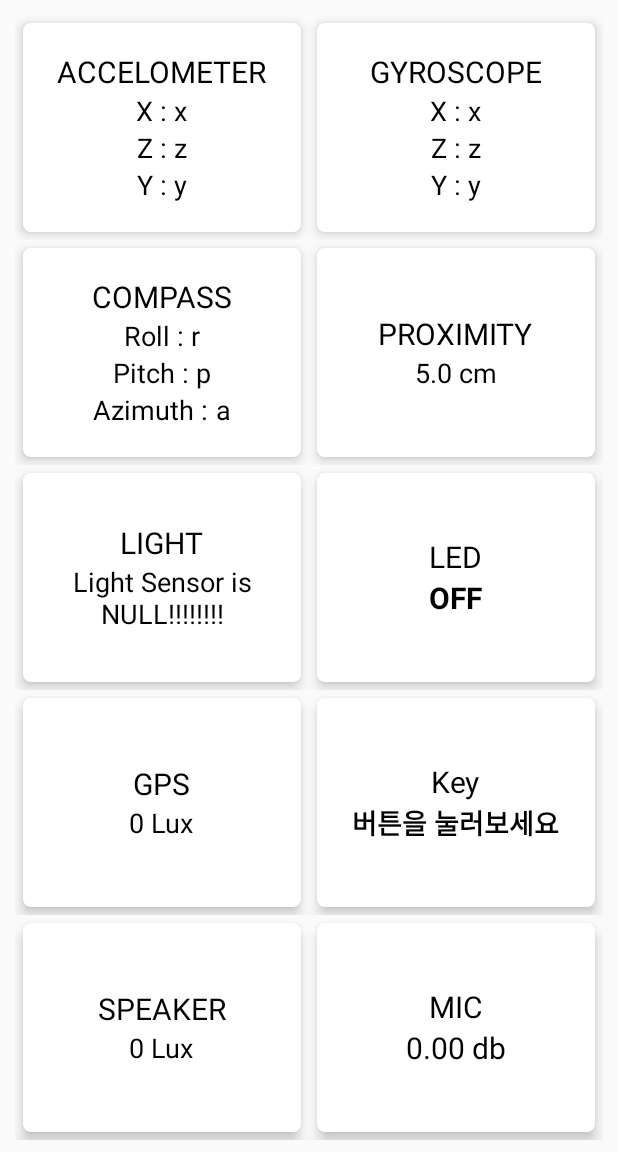
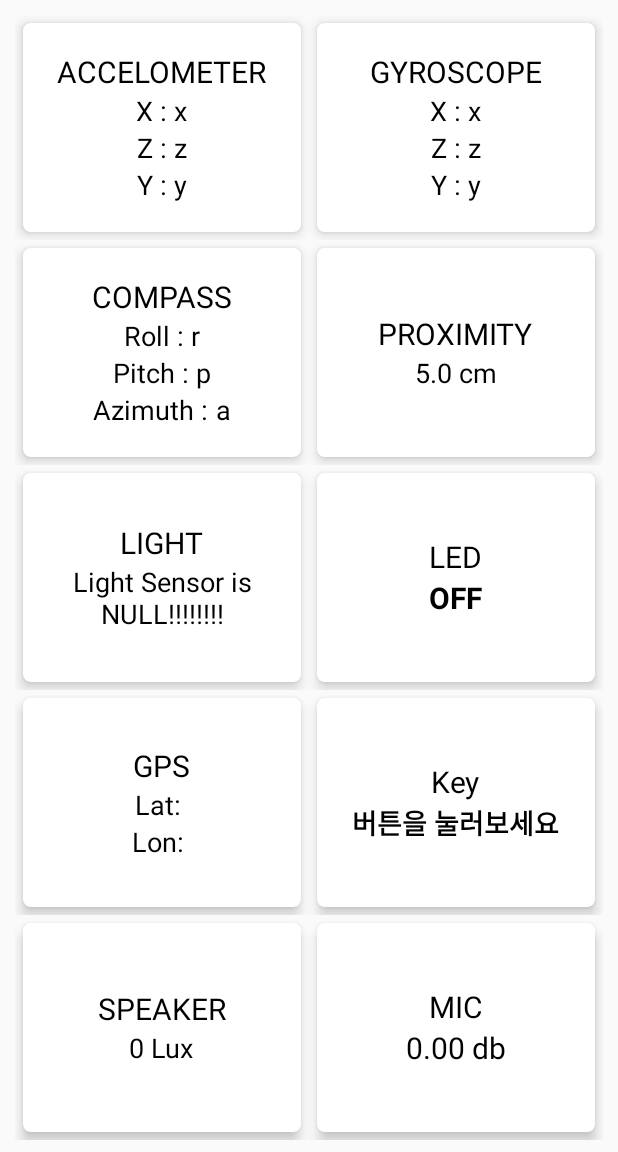
Before and after one commit to taeiim/Intern_TheS, an Android app: the screen it shows after launch (MainActivity), on a phone screen of 412 x 824 dp, the part 84-1236 px from its top. Run offline under Robolectric (Android 15) with nearby library versions, the phone set to English and light mode, and no system bars; libraries missing offline, so code that uses them is left out: com.hyperiontech.ledctl; 4 statements that could not run were skipped.

Commit message:
setting GPS in MainActivity

```diff
--- a/Sensor_Test_Application/app/src/main/AndroidManifest.xml
+++ b/Sensor_Test_Application/app/src/main/AndroidManifest.xml
@@ -24,7 +24,6 @@
             </intent-filter>
         </activity>
 
-        <activity android:name=".AccelometerActivity"/>
         <activity android:name=".CompassActivity"/>
         <activity android:name=".GyroscopeActivity"/>
         <activity android:name=".ProximityActivity">
--- a/Sensor_Test_Application/app/src/main/java/com/example/parktaeim/sensor_test_application/GpsActivity.java
+++ b/Sensor_Test_Application/app/src/main/java/com/example/parktaeim/sensor_test_application/GpsActivity.java
@@ -135,7 +135,7 @@ public class GpsActivity extends AppCompatActivity implements LocationListener,
         markerOptions.title("현재 위치");
         googleMap.addMarker(markerOptions);
         googleMap.moveCamera(CameraUpdateFactory.newLatLng(CURRENT));
-        googleMap.animateCamera(CameraUpdateFactory.zoomTo(10));
+        googleMap.animateCamera(CameraUpdateFactory.zoomTo(15));
     }
 
     @Override
--- a/Sensor_Test_Application/app/src/main/java/com/example/parktaeim/sensor_test_application/MainActivity.java
+++ b/Sensor_Test_Application/app/src/main/java/com/example/parktaeim/sensor_test_application/MainActivity.java
@@ -11,6 +11,9 @@ import android.hardware.Sensor;
 import android.hardware.SensorEvent;
 import android.hardware.SensorEventListener;
 import android.hardware.SensorManager;
+import android.location.Location;
+import android.location.LocationListener;
+import android.location.LocationManager;
 import android.media.MediaRecorder;
 import android.os.Handler;
 import android.os.PowerManager;
@@ -31,6 +34,7 @@ import android.widget.TextView;
 import android.widget.Toast;
 import android.widget.Toolbar;
 
+import com.google.android.gms.maps.LocationSource;
 import com.hyperiontech.ledctl.VueLed;
 
 import java.io.IOException;
@@ -61,6 +65,7 @@ public class MainActivity extends AppCompatActivity implements View.OnClickListe
     private TextView proximityTv;
     private TextView lightTv;
     private TextView keyPressTextView;
+    private TextView latTv,lonTv;
 
     private CardView accelometerCardView;
     private CardView gyroscopeCardView;
@@ -85,7 +90,9 @@ public class MainActivity extends AppCompatActivity implements View.OnClickListe
     MediaRecorder recorder = new MediaRecorder();
     private TextView micDbTextView;
 
-    public static final int RECORD_AUDIO = 0;
+    private static final String[] LOCATION_PERMS = {
+            Manifest.permission.ACCESS_FINE_LOCATION
+    };
 
     @Override
     protected void onCreate(Bundle savedInstanceState) {
@@ -113,6 +120,9 @@ public class MainActivity extends AppCompatActivity implements View.OnClickListe
         compassA = (TextView) findViewById(R.id.compass_azimuth);
         compassP = (TextView) findViewById(R.id.compass_pitch);
         compassR = (TextView) findViewById(R.id.compass_roll);
+
+        latTv = (TextView) findViewById(R.id.latTextView);
+        lonTv = (TextView) findViewById(R.id.lonTextView);
 
         sensorManager = (SensorManager) getSystemService(SENSOR_SERVICE);
 
@@ -175,7 +185,43 @@ public class MainActivity extends AppCompatActivity implements View.OnClickListe
 
         colorTextView = (TextView) findViewById(R.id.colorTextView);
 
+        LocationManager locationManager = (LocationManager) getSystemService(Context.LOCATION_SERVICE);
+
+        if (locationManager.getAllProviders().contains(LocationManager.NETWORK_PROVIDER) && locationManager.isProviderEnabled(LocationManager.NETWORK_PROVIDER))
+            if (ActivityCompat.checkSelfPermission(this, Manifest.permission.ACCESS_FINE_LOCATION) != PackageManager.PERMISSION_GRANTED && ActivityCompat.checkSelfPermission(this, Manifest.permission.ACCESS_COARSE_LOCATION) != PackageManager.PERMISSION_GRANTED) {
+                ActivityCompat.requestPermissions(this,LOCATION_PERMS,2);
+
+            }
+            locationManager.requestLocationUpdates(LocationManager.NETWORK_PROVIDER, 2000, 10, locationListener);
+
+        if (locationManager.getAllProviders().contains(LocationManager.GPS_PROVIDER) && locationManager.isProviderEnabled(LocationManager.GPS_PROVIDER))
+            locationManager.requestLocationUpdates(LocationManager.GPS_PROVIDER, 2000, 10, locationListener);
+
+
     }
+
+    private final LocationListener locationListener = new LocationListener() {
+        @Override
+        public void onLocationChanged(Location location) {
+            latTv.setText(String.valueOf(location.getLatitude()));
+            lonTv.setText(String.valueOf(location.getLongitude()));
+        }
+
+        @Override
+        public void onStatusChanged(String provider, int status, Bundle extras) {
+
+        }
+
+        @Override
+        public void onProviderEnabled(String provider) {
+
+        }
+
+        @Override
+        public void onProviderDisabled(String provider) {
+
+        }
+    };
 
     @Override
     protected void onStart() {
@@ -264,7 +310,6 @@ public class MainActivity extends AppCompatActivity implements View.OnClickListe
     public void onClick(View v) {
         switch (v.getId()) {
             case R.id.accelometerCardView:
-//                startActivity(new Intent(this, AccelometerActivity.class));
                 break;
             case R.id.gyroscopeCardView:
                 startActivity(new Intent(this, GyroscopeActivity.class));
--- a/Sensor_Test_Application/app/src/main/res/layout/activity_main.xml
+++ b/Sensor_Test_Application/app/src/main/res/layout/activity_main.xml
@@ -28,8 +28,8 @@
         <LinearLayout
             android:layout_width="match_parent"
             android:layout_height="match_parent"
-            android:padding="10dp"
-            android:orientation="vertical">
+            android:orientation="vertical"
+            android:padding="10dp">
 
             <LinearLayout
                 android:layout_width="match_parent"
@@ -482,22 +482,40 @@
                             android:orientation="horizontal">
 
                             <TextView
-                                android:id="@+id/gpsTv"
                                 android:layout_width="wrap_content"
                                 android:layout_height="wrap_content"
-                                android:text="0"
+                                android:text="Lat: "
                                 android:textColor="#000"
                                 android:textSize="18dp" />
 
                             <TextView
-                                android:id="@+id/gpsTv2"
+                                android:id="@+id/latTextView"
                                 android:layout_width="wrap_content"
                                 android:layout_height="wrap_content"
-                                android:text=" Lux"
                                 android:textColor="#000"
                                 android:textSize="18dp" />
                         </LinearLayout>
 
+
+                        <LinearLayout
+                            android:layout_width="wrap_content"
+                            android:layout_height="wrap_content"
+                            android:orientation="horizontal">
+
+                            <TextView
+                                android:layout_width="wrap_content"
+                                android:layout_height="wrap_content"
+                                android:text="Lon: "
+                                android:textColor="#000"
+                                android:textSize="18dp" />
+
+                            <TextView
+                                android:id="@+id/lonTextView"
+                                android:layout_width="wrap_content"
+                                android:layout_height="wrap_content"
+                                android:textColor="#000"
+                                android:textSize="18dp" />
+                        </LinearLayout>
                     </LinearLayout>
 
                 </android.support.v7.widget.CardView>
@@ -629,14 +647,14 @@
                                 android:layout_height="wrap_content"
                                 android:text="0"
                                 android:textColor="#000"
-                                android:textSize="20dp"/>
+                                android:textSize="20dp" />
 
                             <TextView
                                 android:layout_width="wrap_content"
                                 android:layout_height="wrap_content"
                                 android:text=" db"
                                 android:textColor="#000"
-                                android:textSize="20dp"/>
+                                android:textSize="20dp" />
 
                         </LinearLayout>
 
```
Also changed, not shown: Sensor_Test_Application/app/src/main/java/com/example/parktaeim/sensor_test_application/AccelometerActivity.java (deleted, +0 -23 lines), Sensor_Test_Application/app/src/main/res/layout/activity_gps.xml (+3 -4 lines).
